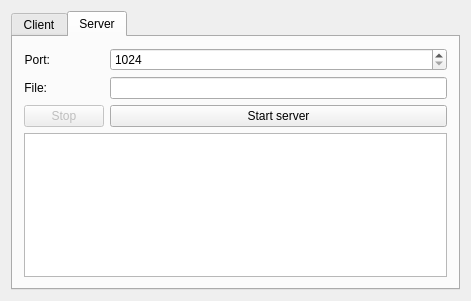
Before: the Qt Designer form textshredder_gui/mainwindow.ui in mitchelkuijpers/TextShredder, drawn with Qt 5.
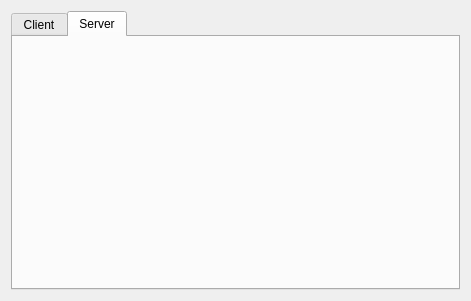
After: the same form once the commit is applied. The open tabs and pages were chosen to show the change. Custom widgets are drawn as their Qt base class.

Commit message: put the server tab in a separate controller and a separate view

```diff
--- a/textshredder_gui/mainwindow.ui
+++ b/textshredder_gui/mainwindow.ui
@@ -48,76 +48,7 @@
        <attribute name="title">
         <string>Server</string>
        </attribute>
-       <layout class="QVBoxLayout" name="verticalLayout_2">
-        <item>
-         <layout class="QFormLayout" name="server_settings">
-          <property name="fieldGrowthPolicy">
-           <enum>QFormLayout::AllNonFixedFieldsGrow</enum>
-          </property>
-          <item row="0" column="0">
-           <widget class="QLabel" name="port_server_label">
-            <property name="text">
-             <string>Port:</string>
-            </property>
-            <property name="alignment">
-             <set>Qt::AlignRight|Qt::AlignTrailing|Qt::AlignVCenter</set>
-            </property>
-           </widget>
-          </item>
-          <item row="1" column="0">
-           <widget class="QLabel" name="file_server_label">
-            <property name="text">
-             <string>File:</string>
-            </property>
-            <property name="alignment">
-             <set>Qt::AlignRight|Qt::AlignTrailing|Qt::AlignVCenter</set>
-            </property>
-           </widget>
-          </item>
-          <item row="1" column="1">
-           <widget class="QLineEdit" name="file_server"/>
-          </item>
-          <item row="2" column="0">
-           <widget class="QPushButton" name="stop_server">
-            <property name="enabled">
-             <bool>false</bool>
-            </property>
-            <property name="text">
-             <string>Stop</string>
-            </property>
-           </widget>
-          </item>
-          <item row="2" column="1">
-           <widget class="QPushButton" name="start_server">
-            <property name="text">
-             <string>Start server</string>
-            </property>
-           </widget>
-          </item>
-          <item row="0" column="1">
-           <widget class="QSpinBox" name="port_number">
-            <property name="minimum">
-             <number>1024</number>
-            </property>
-            <property name="maximum">
-             <number>9999</number>
-            </property>
-           </widget>
-          </item>
-         </layout>
-        </item>
-        <item>
-         <widget class="QTextBrowser" name="log_server">
-          <property name="html">
-           <string>&lt;!DOCTYPE HTML PUBLIC &quot;-//W3C//DTD HTML 4.0//EN&quot; &quot;http://www.w3.org/TR/REC-html40/strict.dtd&quot;&gt;
-&lt;html&gt;&lt;head&gt;&lt;meta name=&quot;qrichtext&quot; content=&quot;1&quot; /&gt;&lt;style type=&quot;text/css&quot;&gt;
-p, li { white-space: pre-wrap; }
-&lt;/style&gt;&lt;/head&gt;&lt;body style=&quot; font-family:'Sans'; font-size:10pt; font-weight:400; font-style:normal;&quot;&gt;
-&lt;p style=&quot;-qt-paragraph-type:empty; margin-top:0px; margin-bottom:0px; margin-left:0px; margin-right:0px; -qt-block-indent:0; text-indent:0px;&quot;&gt;&lt;/p&gt;&lt;/body&gt;&lt;/html&gt;</string>
-          </property>
-         </widget>
-        </item>
-       </layout>
+       <layout class="QVBoxLayout" name="verticalLayout_2"/>
       </widget>
      </widget>
     </item>
@@ -129,7 +60,13 @@
   <customwidget>
    <class>ClientConnectWindow</class>
    <extends>QWidget</extends>
-   <header location="global">clientconnectwindow.h</header>
+   <header>clientconnectwindow.h</header>
+   <container>1</container>
+  </customwidget>
+  <customwidget>
+   <class>ServerTabWindow</class>
+   <extends>QWidget</extends>
+   <header>servertabwindow.h</header>
    <container>1</container>
   </customwidget>
  </customwidgets>
```
Left out of the diff: 4 changed lines with no effect on the pictures. The commit also changes 7 other files.
